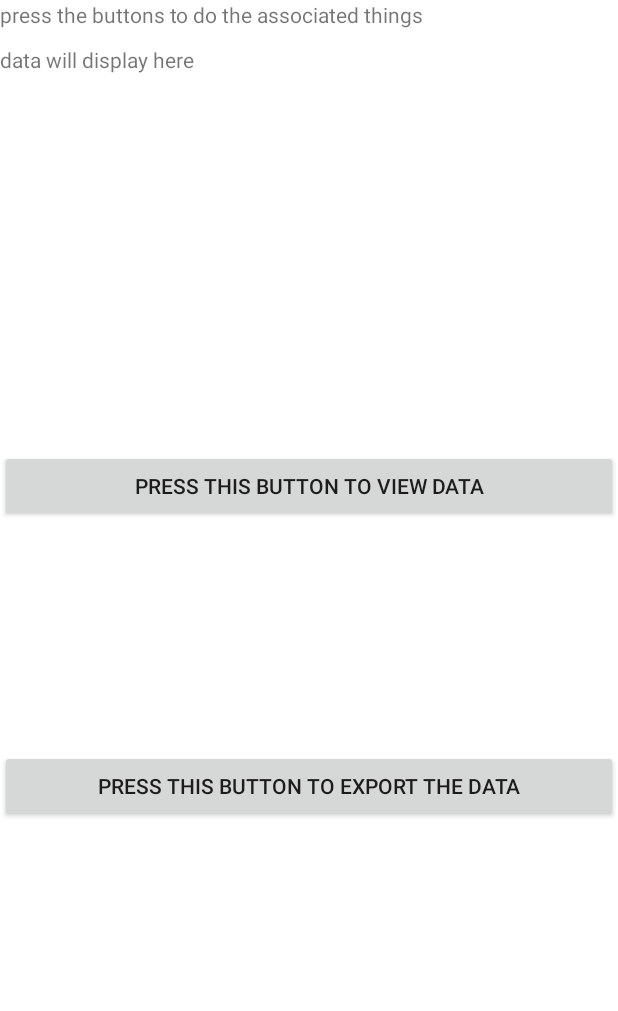
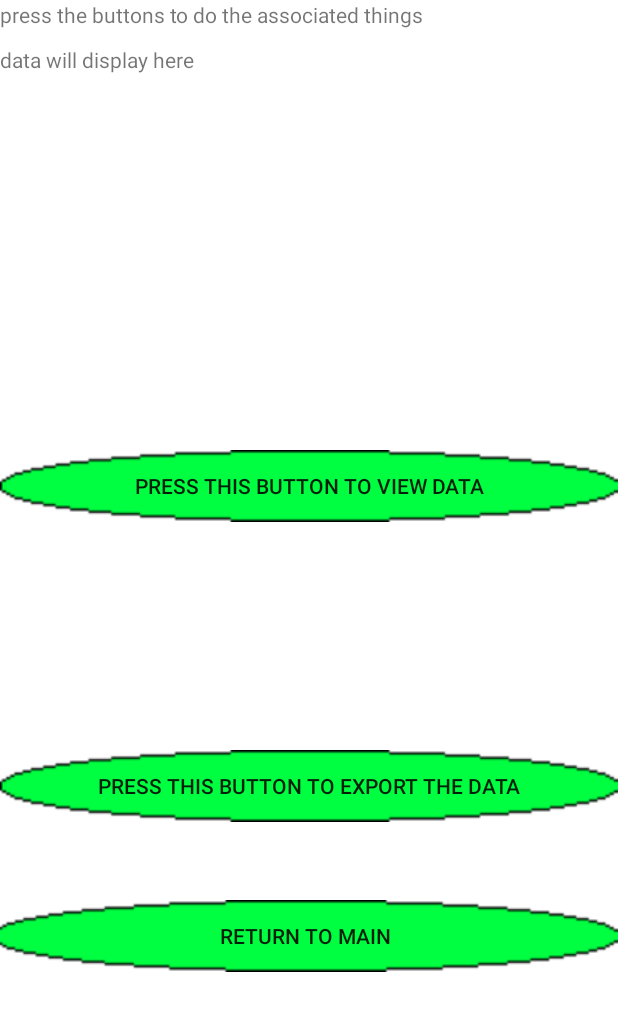
Before and after one commit to ian107x/Final-year-project-Ian-Rowland, an Android app: the viewDataActivity screen opened directly, with no data from a screen before it, after a tap on "PRESS THIS BUTTON TO EXPORT THE DATA", on a phone screen of 412 x 824 dp. Shown: the top 1011 px of the screen. Run offline under Robolectric (Android 15) with nearby library versions, the phone set to English and light mode, and no system bars.

Commit message:
minor updates to activities for design/visual elements. updates to infoDB class for export to file method

```diff
--- a/19190859_FYP/app/src/main/java/com/example/a19190859_fyp/infoDB.java
+++ b/19190859_FYP/app/src/main/java/com/example/a19190859_fyp/infoDB.java
@@ -16,7 +16,7 @@ import java.util.ArrayList;
 public class infoDB {
 
 
-    public static final String KEY_SESSION_ID = "_id";
+    public static final String KEY_PCT = "_pct";
     public static final String KEY_INPUT_TIME = "input_time";
     public static final String KEY_INPUT_DURATION = "input_duration";
     public static final String KEY_INPUT_PRESSURE = "input_pressure";
@@ -31,10 +31,10 @@ public class infoDB {
 
     }
 
-    public void addInput(int sessionID, float inputTime, float duration, float pressure, float timeBetween){
+    public void addInput(boolean pct, float inputTime, float duration, float pressure, float timeBetween){
         ContentValues newInput = new ContentValues();
 
-        newInput.put(KEY_SESSION_ID, sessionID);
+        newInput.put(KEY_PCT, pct);
         newInput.put(KEY_INPUT_TIME, inputTime);
         newInput.put(KEY_INPUT_DURATION, duration);
         newInput.put(KEY_INPUT_PRESSURE, pressure);
@@ -47,42 +47,38 @@ public class infoDB {
     public void exportDB(){
         ModuleDBOpenHelper DBHelper = new ModuleDBOpenHelper(context, ModuleDBOpenHelper.DATABASE_NAME, null, ModuleDBOpenHelper.DATABASE_VERSION);
         File exportDirectory = new File(Environment.getExternalStorageDirectory(), "");
-
-        int sessionID;
-        float inputTime;
-        float inputDuration;
-        float inputPressure;
-        float timeBetweenTaps;
+        String path = "/storage/sdcard0/inputs.txt";
 
         if(!exportDirectory.exists()){
             exportDirectory.mkdirs();
         }
-        File file;
-        PrintWriter printWriter = null;
+        //File file;
+        //PrintWriter printWriter = null;
         try
         {
-            file = new File(exportDirectory, "inputs.csv");
+            /*file = new File(exportDirectory, "inputs.csv");
             file.createNewFile();
-            printWriter = new PrintWriter(new FileWriter(file));
-            SQLiteDatabase db = this.moduleDBOpenHelper.getReadableDatabase();
-            Cursor CSVcursor = db.rawQuery("SELECT * from inputs", null);
+            printWriter = new PrintWriter(new FileWriter(file));*/
 
-            printWriter.println("FIRST TABLE OF THE DATABASE");
-            printWriter.println("ID,INPUT TIME,INPUT DURATION,INPUT PRESSURE,TIME BETWEEN TAPS");
-            if( CSVcursor != null && CSVcursor.moveToFirst() ){
-                while(CSVcursor.moveToNext())
-                {
-                    sessionID = CSVcursor.getInt(CSVcursor.getColumnIndexOrThrow("_id"));
-                    inputTime = CSVcursor.getFloat(CSVcursor.getColumnIndexOrThrow("input_time"));
-                    inputDuration = CSVcursor.getFloat(CSVcursor.getColumnIndexOrThrow("input_duration"));
-                    inputPressure = CSVcursor.getFloat(CSVcursor.getColumnIndexOrThrow("input_pressure"));
-                    timeBetweenTaps = CSVcursor.getFloat(CSVcursor.getColumnIndexOrThrow("time_between_taps"));
+            File bfile = new File(path);
+            FileWriter myWriter = new FileWriter(bfile);
+            String[] dbToString = getAll();
 
-                }
+            bfile.createNewFile();
+
+            //if (bfile.createNewFile()) {
+            //    myWriter.write("Input id" + ", " + "input time" + ", " + "input duration" + ", " + "input pressure" + ", " + " time since previous input");
+            //}
+            if(bfile.length() == 0)
+            {
+                myWriter.write("Input id" + ", " + "input time" + ", " + "input duration" + ", " + "input pressure" + ", " + " time since previous input");
             }
 
-            CSVcursor.close();
-            db.close();
+            for (int i = 0; i < dbToString.length ; i++)
+            {
+                myWriter.write(dbToString[i]);
+            }
+            myWriter.close();
 
         }
         catch (Exception exception){
@@ -97,8 +93,8 @@ public class infoDB {
         //ArrayList<ArrayList> outputArray = new ArrayList<ArrayList>();
         ArrayList<String> outputArray = new ArrayList<String>();
         String[] result_columns = new String[]{
-                KEY_SESSION_ID, KEY_INPUT_TIME, KEY_INPUT_DURATION, KEY_INPUT_PRESSURE, KEY_TIME_BETWEEN_TAPS};
-        int sessionID;
+                KEY_PCT, KEY_INPUT_TIME, KEY_INPUT_DURATION, KEY_INPUT_PRESSURE, KEY_TIME_BETWEEN_TAPS};
+        boolean pct;
         float inputTime;
         float inputDuration;
         float inputPressure;
@@ -119,7 +115,7 @@ public class infoDB {
         boolean result = cursor.moveToFirst();
         while (result) {
 
-            sessionID = cursor.getInt(cursor.getColumnIndexOrThrow(KEY_SESSION_ID));
+            pct = cursor.getExtras().getBoolean(String.valueOf(cursor.getColumnIndexOrThrow(KEY_PCT)));
             inputTime = cursor.getFloat(cursor.getColumnIndexOrThrow(KEY_INPUT_TIME));
             inputDuration = cursor.getFloat(cursor.getColumnIndexOrThrow(KEY_INPUT_DURATION));
             inputPressure = cursor.getFloat(cursor.getColumnIndexOrThrow(KEY_INPUT_PRESSURE));
@@ -135,7 +131,7 @@ public class infoDB {
 
             outputArray.add(row);*/
 
-            outputArray.add(sessionID + ", " + inputTime + ", " + inputDuration + ", " + inputPressure + ", " +timeBetweenTaps + "\n");
+            outputArray.add(pct + ", " + inputTime + ", " + inputDuration + ", " + inputPressure + ", " +timeBetweenTaps + "\n");
             result = cursor.moveToNext();
 
         }return outputArray.toArray(new String[outputArray.size()]);
@@ -166,8 +162,8 @@ public class infoDB {
         private static final String DATABASE_TABLE = "inputs";
         private static final int DATABASE_VERSION = 1;
         private static final String DATABASE_CREATE = "create table " +
-                DATABASE_TABLE + " (" + KEY_SESSION_ID +
-                " integer primary key, " +
+                DATABASE_TABLE + " (" + KEY_PCT +
+                " boolean primary key, " +
                 KEY_INPUT_TIME + " float, " +
                 KEY_INPUT_DURATION + " float, " +
                 KEY_TIME_BETWEEN_TAPS + " float, " +
--- a/19190859_FYP/app/src/main/res/layout/activity_game_over_portrait.xml
+++ b/19190859_FYP/app/src/main/res/layout/activity_game_over_portrait.xml
@@ -27,6 +27,7 @@
             android:layout_height="wrap_content"
             android:layout_weight="1"
             android:text="Restart the Game"
+            android:background="@drawable/buttonbg"
             android:layout_marginLeft="-5dp">
         </Button>
         <Button
@@ -35,6 +36,7 @@
             android:layout_height="wrap_content"
             android:layout_weight="1"
             android:text="Return to main"
+            android:background="@drawable/buttonbg"
             android:layout_marginLeft="-5dp"/>
         <Button
             android:id="@+id/viewdata"
@@ -42,6 +44,7 @@
             android:layout_height="wrap_content"
             android:layout_weight="1"
             android:text="View/Export Data"
+            android:background="@drawable/buttonbg"
             android:layout_marginLeft="-5dp"/>
 
     </LinearLayout>
--- a/19190859_FYP/app/src/main/res/layout/activity_view_data.xml
+++ b/19190859_FYP/app/src/main/res/layout/activity_view_data.xml
@@ -36,6 +36,7 @@
             android:layout_marginStart="0dp"
             android:layout_marginLeft="0dp"
             android:layout_marginTop="300dp"
+            android:background="@drawable/buttonbg"
             android:text="press this button to view data" />
 
         <Button
@@ -50,7 +51,18 @@
             android:layout_marginStart="0dp"
             android:layout_marginLeft="0dp"
             android:layout_marginTop="500dp"
+            android:background="@drawable/buttonbg"
             android:text="press this button to export the data" />
+
+        <Button
+            android:id="@+id/returntomain"
+            android:layout_width="match_parent"
+            android:layout_height="wrap_content"
+            android:layout_weight="1"
+            android:text="Return to main"
+            android:background="@drawable/buttonbg"
+            android:layout_marginTop="600dp"
+            android:layout_marginLeft="-5dp"/>
 
 
 
```
Also changed, not shown: 19190859_FYP/app/src/main/java/com/example/a19190859_fyp/MainActivity.java (+11 -0 lines), 19190859_FYP/app/src/main/java/com/example/a19190859_fyp/characterView.java (+5 -3 lines), 19190859_FYP/app/src/main/res/layout/activity_main.xml (+21 -3 lines), 19190859_FYP/app/src/main/res/drawable/background.png (added), 19190859_FYP/app/src/main/res/drawable/buttonbg.png (added), 19190859_FYP/app/src/main/res/drawable/logov1.png (added).
